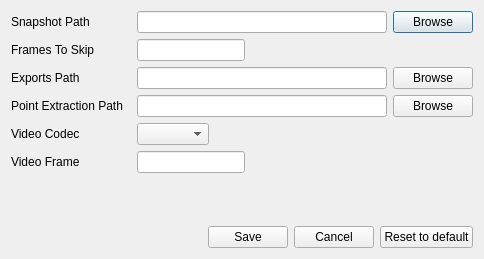
Old version of the form forms/settings.ui in the repository faizshukri/humantracking.
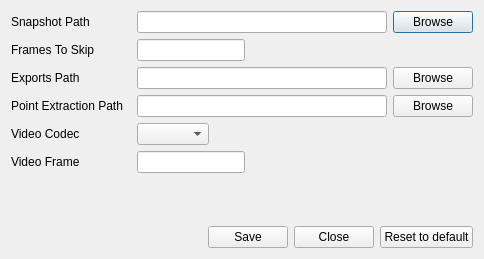
New version of the form.

The edit to the form file:
```diff
--- a/forms/settings.ui
+++ b/forms/settings.ui
@@ -336,7 +336,7 @@
      <item>
       <widget class="QPushButton" name="btnCancel">
        <property name="text">
-        <string>Cancel</string>
+        <string>Close</string>
        </property>
       </widget>
      </item>
```
